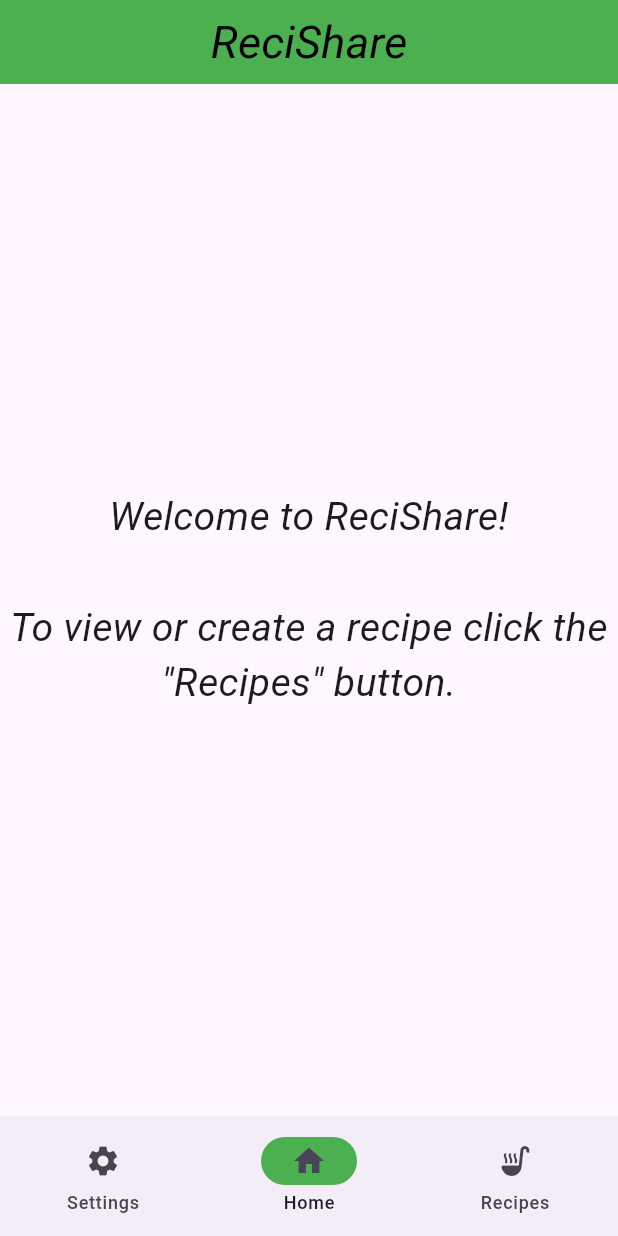
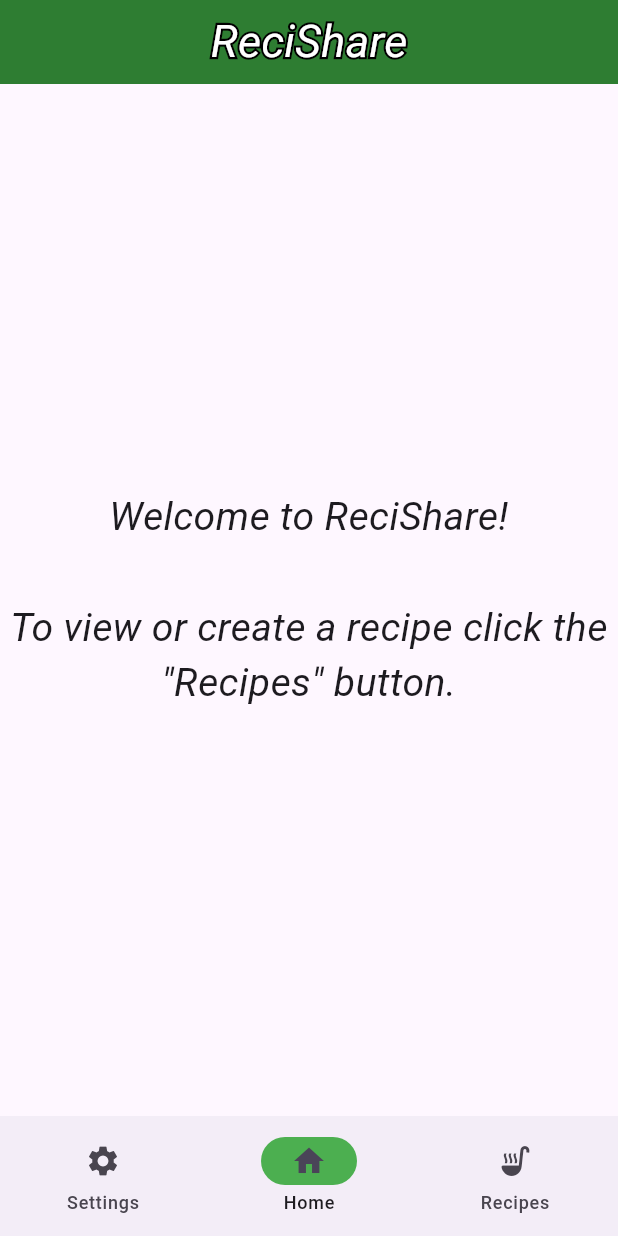
Before and after one commit to kris-programmer/recishare_flutter, a Flutter app: the screen it shows after launch, on a phone screen of 412 x 824 dp. Run offline on Flutter 3.47's test engine with Material 3 defaults, Android fonts, the phone set to English and light mode, and no system bars; our stand-ins replace file_picker, image_picker, permission_handler, shared_preferences, sqflite; accounts and stored records are empty.

Commit message:
- Implemented dark mode theme with the Provider package and added dark mode toggle in settings - Made the buttons in the Import/Export page easier to select

```diff
--- a/lib/main.dart
+++ b/lib/main.dart
@@ -1,22 +1,47 @@
 import 'package:flutter/material.dart';
-import 'package:recishare_flutter/pages/my_home_page.dart';
+import 'package:provider/provider.dart';
+import 'theme_provider.dart';
+import 'pages/my_home_page.dart';
 
-void main() {
-  runApp(const MyApp());
+void main() async {
+  WidgetsFlutterBinding.ensureInitialized(); // Ensures Flutter is initialized
+  final themeProvider = ThemeProvider();
+  await themeProvider.loadTheme(); // Load theme preferences before app starts
+
+  runApp(
+    ChangeNotifierProvider(
+      create: (_) => themeProvider,
+      child: const MyApp(),
+    ),
+  );
 }
 
 class MyApp extends StatelessWidget {
   const MyApp({super.key});
-  // This widget is the root of your application.
+
   @override
   Widget build(BuildContext context) {
+    final themeProvider = Provider.of<ThemeProvider>(context);
+
     return MaterialApp(
       title: 'ReciShare',
       theme: ThemeData(
-          primarySwatch: Colors.green,
-          appBarTheme: const AppBarTheme(
-            backgroundColor: Colors.green,
-          )),
+        brightness: Brightness.light,
+        primaryColor: Colors.green[800],
+        appBarTheme: const AppBarTheme(
+          backgroundColor: Color(0xFF2E7D32), // Dark green
+          foregroundColor: Colors.white, // Text/icon color
+        ),
+      ),
+      darkTheme: ThemeData(
+        brightness: Brightness.dark,
+        primaryColor: Colors.green[800],
+        appBarTheme: const AppBarTheme(
+          backgroundColor: Color(0xFF2E7D32), // Dark green
+          foregroundColor: Colors.white, // Text/icon color
+        ),
+      ),
+      themeMode: themeProvider.themeMode,
       home: const MyHomePage(),
     );
   }
--- a/lib/pages/my_home_page.dart
+++ b/lib/pages/my_home_page.dart
@@ -34,13 +34,37 @@ class _MyHomePageState extends State<MyHomePage> {
   Widget build(BuildContext context) {
     return Scaffold(
       appBar: AppBar(
-          title: const Text('ReciShare'),
         centerTitle: true,
-          titleTextStyle: const TextStyle(
-              fontSize: 30, color: Colors.black, fontStyle: FontStyle.italic),
+        title: Stack(
+          children: [
+            // Outline effect
+            Text(
+              'ReciShare',
+              style: TextStyle(
+                fontSize: 30,
+                fontStyle: FontStyle.italic,
+                foreground: Paint()
+                  ..style = PaintingStyle.stroke
+                  ..strokeWidth = 3
+                  ..color = Colors.black, // Outline color
+              ),
+            ),
+            // Main text
+            const Text(
+              'ReciShare',
+              style: TextStyle(
+                fontSize: 30,
+                fontStyle: FontStyle.italic,
+                color: Colors.white, // Main text color
+              ),
+            ),
+          ],
+        ),
       ),
       body: IndexedStack(
-            index: myIndex, children: pageList), // Select a page to display
+        index: myIndex,
+        children: pageList,
+      ), // Select a page to display
       bottomNavigationBar: NavigationBar(
         onDestinationSelected: (index) {
           setState(() {
@@ -51,11 +75,12 @@ class _MyHomePageState extends State<MyHomePage> {
         indicatorColor: Colors.green,
         // Pages available on the bottom navigation bar
         destinations: const [
-              NavigationDestination(
-                  icon: Icon(Icons.settings), label: "Settings"),
+          NavigationDestination(icon: Icon(Icons.settings), label: "Settings"),
           NavigationDestination(icon: Icon(Icons.home), label: "Home"),
           NavigationDestination(
               icon: Icon(Icons.soup_kitchen), label: "Recipes")
-            ]));
+        ],
+      ),
+    );
   }
 }
--- /dev/null
+++ b/lib/theme_provider.dart
@@ -0,0 +1,35 @@
+import 'package:flutter/material.dart';
+import 'package:shared_preferences/shared_preferences.dart';
+
+class ThemeProvider extends ChangeNotifier {
+  ThemeMode _themeMode = ThemeMode.light;
+
+  ThemeMode get themeMode => _themeMode;
+
+  ThemeProvider() {
+    _loadThemeFromPreferences();
+  }
+
+  void toggleTheme() async {
+    _themeMode =
+        _themeMode == ThemeMode.light ? ThemeMode.dark : ThemeMode.light;
+    notifyListeners();
+    await _saveThemeToPreferences();
+  }
+
+  Future<void> _loadThemeFromPreferences() async {
+    final prefs = await SharedPreferences.getInstance();
+    final isDarkMode = prefs.getBool('isDarkMode') ?? false;
+    _themeMode = isDarkMode ? ThemeMode.dark : ThemeMode.light;
+    notifyListeners();
+  }
+
+  Future<void> _saveThemeToPreferences() async {
+    final prefs = await SharedPreferences.getInstance();
+    prefs.setBool('isDarkMode', _themeMode == ThemeMode.dark);
+  }
+
+  Future<void> loadTheme() async {
+    await _loadThemeFromPreferences();
+  }
+}
--- a/pubspec.yaml
+++ b/pubspec.yaml
@@ -38,6 +38,7 @@ dependencies:
   permission_handler: ^10.2.0
   sqflite: ^2.0.0+4
   path: ^1.8.0
+  provider: ^6.1.3
 
 
   # The following adds the Cupertino Icons font to your application.
```
Also changed, not shown: lib/pages/import_export_page.dart (+43 -2 lines), lib/pages/settings_page.dart (+16 -3 lines), pubspec.lock. Lines whose indentation alone changed are shown as unchanged.
